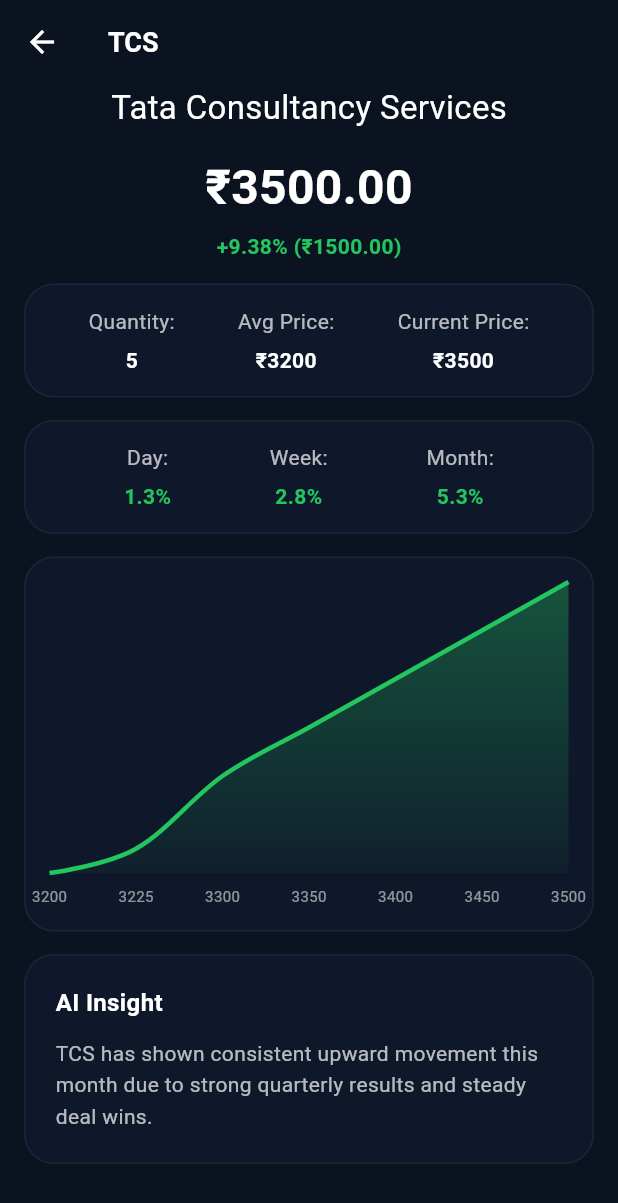
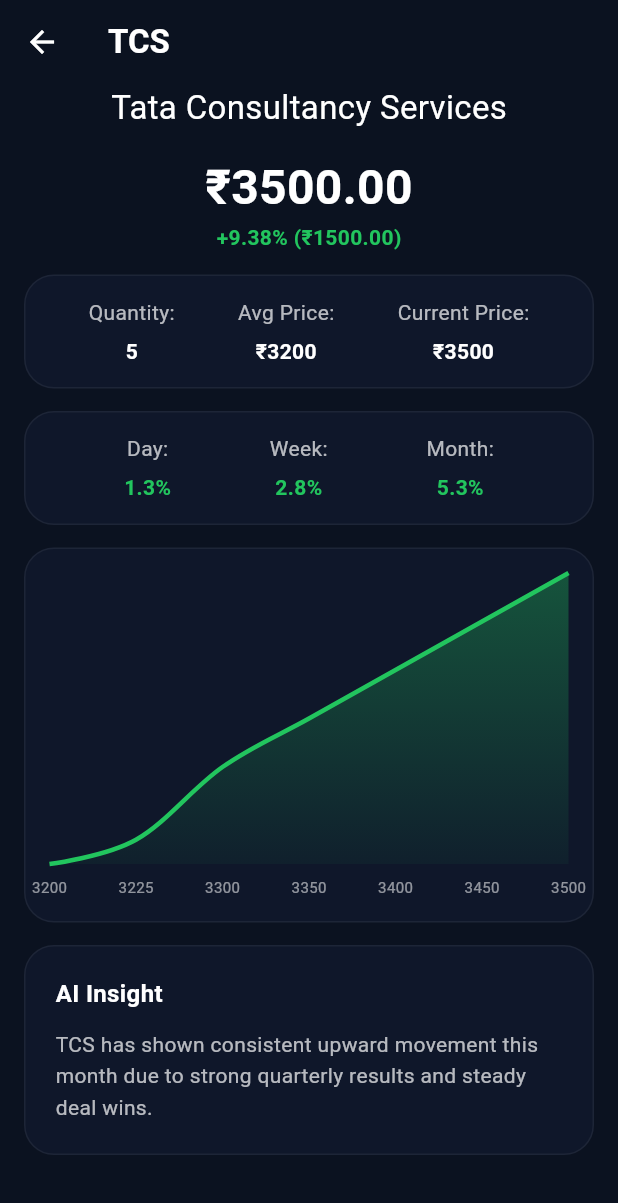
Before and after one commit to Pranjalbharat/diversifi_assigment, a Flutter app: the screen it shows after launch, after a tap on "TCS", on a phone screen of 412 x 824 dp. Shown: the top 1203 px of the screen. Run offline on Flutter 3.47's test engine with Material 3 defaults, Android fonts, the phone set to English and light mode, and no system bars; drawn by our look-alikes of fl_chart; our stand-ins replace shimmer.

Commit message:
Refactor the code and added shimmers

```diff
--- a/lib/dummy.dart
+++ /dev/null
@@ -1,10 +0,0 @@
-import 'package:flutter/material.dart';
-
-class DummyScreen extends StatelessWidget {
-  const DummyScreen({super.key});
-
-  @override
-  Widget build(BuildContext context) {
-    return Container();
-  }
-}
--- a/lib/main.dart
+++ b/lib/main.dart
@@ -16,6 +16,7 @@
       create: (_) => PortfolioProvider(),
       child: MaterialApp(
         debugShowCheckedModeBanner: false,
+
         home: PortfolioScreen(),
       ),
     );
--- a/lib/provider/portfolio_provider.dart
+++ b/lib/provider/portfolio_provider.dart
@@ -5,12 +5,30 @@
 class PortfolioProvider extends ChangeNotifier {
   final List<Stock> _stocks = mockStocks;
   Stock? _selectedStock;
+  bool _isLoading = true;
 
   List<Stock> get stocks => _stocks;
   Stock? get selectedStock => _selectedStock;
+  bool get isLoading => _isLoading;
 
-  void selectStock(Stock stock) {
+  PortfolioProvider() {
+    _loadInitialData();
+  }
+
+  //Dealy for shimmer
+  Future<void> _loadInitialData() async {
+    await Future.delayed(const Duration(seconds: 2));
+    _isLoading = false;
+    notifyListeners();
+  }
+
+  void selectStock(Stock stock) async {
+    _isLoading = true;
+    notifyListeners();
+
+    await Future.delayed(const Duration(seconds: 1));
     _selectedStock = stock;
+    _isLoading = false;
     notifyListeners();
   }
 
--- a/lib/screens/portfolio_screen.dart
+++ b/lib/screens/portfolio_screen.dart
@@ -1,7 +1,7 @@
-import 'package:diversifi_assigment/dummy.dart';
-import 'package:diversifi_assigment/screens/stock_detail.dart';
+import 'package:diversifi_assigment/shimmers/portfolio_screen_shimmer.dart';
 import 'package:flutter/material.dart';
 import 'package:provider/provider.dart';
+import 'package:diversifi_assigment/screens/stock_detail.dart';
 import 'package:diversifi_assigment/provider/portfolio_provider.dart';
 import 'package:diversifi_assigment/widgets/stock_card.dart';
 
@@ -10,18 +10,17 @@
   @override
   Widget build(BuildContext context) {
     final portfolio = context.watch<PortfolioProvider>();
+    if (portfolio.isLoading) {
+      return const PortfolioScreenShimmer();
+    }
     return Scaffold(
       backgroundColor: const Color(0xFF0B1220),
       appBar: AppBar(
         backgroundColor: Colors.transparent,
-        elevation: 0,
         title: const Text(
           "Diversifi",
-          style: TextStyle(
-            fontWeight: FontWeight.w600,
-            letterSpacing: 0.4,
-            color: Colors.white,
-          ),
+          textAlign: TextAlign.center,
+          style: TextStyle(fontWeight: FontWeight.w600, color: Colors.white),
         ),
       ),
 
@@ -40,11 +39,15 @@
                   final stock = portfolio.stocks[index];
 
                   return InkWell(
-                    onTap: () {
+                    onTap: () async {
                       context.read<PortfolioProvider>().selectStock(stock);
-                      Navigator.push(
-                        context,
-                        MaterialPageRoute(builder: (_) => StockDetailScreen()),
+                      Navigator.of(context).push(
+                        PageRouteBuilder(
+                          pageBuilder: (_, __, ___) =>
+                              const StockDetailScreen(),
+                          transitionDuration: Duration.zero,
+                          reverseTransitionDuration: Duration.zero,
+                        ),
                       );
                     },
                     child: StockCard(index: index),
--- a/lib/screens/stock_detail.dart
+++ b/lib/screens/stock_detail.dart
@@ -1,9 +1,10 @@
+import 'package:diversifi_assigment/shimmers/stock_detail_screen_shimmer.dart';
+import 'package:flutter/material.dart';
+import 'package:provider/provider.dart';
 import 'package:diversifi_assigment/data/model.dart';
 import 'package:diversifi_assigment/widgets/ai_insight_card.dart';
 import 'package:diversifi_assigment/widgets/info_card.dart';
 import 'package:diversifi_assigment/widgets/price_chart_card.dart';
-import 'package:flutter/material.dart';
-import 'package:provider/provider.dart';
 import 'package:diversifi_assigment/provider/portfolio_provider.dart';
 
 class StockDetailScreen extends StatelessWidget {
@@ -11,11 +12,12 @@
 
   @override
   Widget build(BuildContext context) {
-    final stock = context.watch<PortfolioProvider>().selectedStock;
-    if (stock == null) {
-      return const Scaffold(body: Center(child: Text("No stock selected")));
+    final provider = context.watch<PortfolioProvider>();
+
+    if (provider.isLoading) {
+      return const StockDetailScreenShimmer();
     }
-
+    final stock = provider.selectedStock!;
     return Scaffold(
       backgroundColor: const Color(0xFF0B1220),
       appBar: AppBar(
@@ -31,7 +33,7 @@
           style: const TextStyle(
             color: Colors.white,
             fontWeight: FontWeight.bold,
-            fontSize: 18,
+            fontSize: 22,
           ),
         ),
       ),
@@ -45,48 +47,15 @@
             _pnlSection(stock),
             const SizedBox(height: 15),
 
-            InfoSummaryCard(
-              items: [
-                InfoItem(
-                  label: "Quantity:",
-                  value: stock.qty.toString(),
-                  valueColor: Colors.white,
-                ),
-                InfoItem(
-                  label: "Avg Price:",
-                  value: "₹${stock.avgPrice.toStringAsFixed(0)}",
-                  valueColor: Colors.white,
-                ),
-                InfoItem(
-                  label: "Current Price:",
-                  value: "₹${stock.currentPrice.toStringAsFixed(0)}",
-                  valueColor: Colors.white,
-                ),
-              ],
-            ),
+            _priceCard(stock),
             const SizedBox(height: 15),
 
-            InfoSummaryCard(
-              items: [
-                InfoItem(
-                  label: "Day:",
-                  value: "${stock.changes['day']!.toStringAsFixed(1)}%",
-                ),
-                InfoItem(
-                  label: "Week:",
-                  value: "${stock.changes['week']!.toStringAsFixed(1)}%",
-                ),
-                InfoItem(
-                  label: "Month:",
-                  value: "${stock.changes['month']!.toStringAsFixed(1)}%",
-                ),
-              ],
-            ),
+            _changeValueCard(stock),
+            const SizedBox(height: 15),
 
+            PriceChartCard(stock: stock),
             const SizedBox(height: 15),
-            PriceChartCard(stock: stock),
 
-            const SizedBox(height: 15),
             AiInsightCard(insight: stock.insight),
           ],
         ),
@@ -119,7 +88,6 @@
             color: Colors.white,
           ),
         ),
-        const SizedBox(height: 6),
         Text(
           "${isPositive ? '+' : ''}${pnlPercent.toStringAsFixed(2)}% "
           "(₹${pnlValue.toStringAsFixed(2)})",
@@ -134,4 +102,45 @@
       ],
     );
   }
+
+  Widget _priceCard(Stock stock) {
+    return InfoSummaryCard(
+      items: [
+        InfoItem(
+          label: "Quantity:",
+          value: stock.qty.toString(),
+          valueColor: Colors.white,
+        ),
+        InfoItem(
+          label: "Avg Price:",
+          value: "₹${stock.avgPrice.toStringAsFixed(0)}",
+          valueColor: Colors.white,
+        ),
+        InfoItem(
+          label: "Current Price:",
+          value: "₹${stock.currentPrice.toStringAsFixed(0)}",
+          valueColor: Colors.white,
+        ),
+      ],
+    );
+  }
+
+  Widget _changeValueCard(Stock stock) {
+    return InfoSummaryCard(
+      items: [
+        InfoItem(
+          label: "Day:",
+          value: "${stock.changes['day']!.toStringAsFixed(1)}%",
+        ),
+        InfoItem(
+          label: "Week:",
+          value: "${stock.changes['week']!.toStringAsFixed(1)}%",
+        ),
+        InfoItem(
+          label: "Month:",
+          value: "${stock.changes['month']!.toStringAsFixed(1)}%",
+        ),
+      ],
+    );
+  }
 }
--- /dev/null
+++ b/lib/shimmers/portfolio_screen_shimmer.dart
@@ -0,0 +1,71 @@
+import 'package:flutter/material.dart';
+import 'package:shimmer/shimmer.dart';
+
+class PortfolioScreenShimmer extends StatelessWidget {
+  const PortfolioScreenShimmer({super.key});
+
+  @override
+  Widget build(BuildContext context) {
+    return Scaffold(
+      backgroundColor: const Color(0xFF0B1220),
+      appBar: AppBar(
+        backgroundColor: Colors.transparent,
+        elevation: 0,
+        title: const Text(
+          "Diversifi",
+          style: TextStyle(
+            fontWeight: FontWeight.w600,
+            letterSpacing: 0.4,
+            color: Colors.white,
+          ),
+        ),
+      ),
+      body: Padding(
+        padding: const EdgeInsets.all(16),
+        child: Column(
+          crossAxisAlignment: CrossAxisAlignment.start,
+          children: [
+            _shimmerTotalValueCard(),
+            const SizedBox(height: 20),
+            Expanded(
+              child: ListView.separated(
+                itemCount: 4,
+                separatorBuilder: (_, __) => const SizedBox(height: 12),
+                itemBuilder: (_, __) => _shimmerStockCard(),
+              ),
+            ),
+          ],
+        ),
+      ),
+    );
+  }
+
+  Widget _shimmerTotalValueCard() {
+    return Shimmer.fromColors(
+      baseColor: const Color(0xFF151C2F),
+      highlightColor: const Color(0xFF1F2937),
+      child: Container(
+        height: 90,
+        width: double.infinity,
+        decoration: BoxDecoration(
+          color: Colors.white,
+          borderRadius: BorderRadius.circular(20),
+        ),
+      ),
+    );
+  }
+
+  Widget _shimmerStockCard() {
+    return Shimmer.fromColors(
+      baseColor: const Color(0xFF151C2F),
+      highlightColor: const Color(0xFF1F2937),
+      child: Container(
+        height: 80,
+        decoration: BoxDecoration(
+          color: Colors.white,
+          borderRadius: BorderRadius.circular(14),
+        ),
+      ),
+    );
+  }
+}
--- /dev/null
+++ b/lib/shimmers/stock_detail_screen_shimmer.dart
@@ -0,0 +1,61 @@
+import 'package:flutter/material.dart';
+import 'package:shimmer/shimmer.dart';
+
+class StockDetailScreenShimmer extends StatelessWidget {
+  const StockDetailScreenShimmer({super.key});
+
+  @override
+  Widget build(BuildContext context) {
+    return Scaffold(
+      backgroundColor: const Color(0xFF0B1220),
+      appBar: AppBar(backgroundColor: Colors.transparent, elevation: 0),
+      body: SingleChildScrollView(
+        padding: const EdgeInsets.fromLTRB(16, 0, 16, 0),
+        child: Column(
+          children: [
+            const SizedBox(height: 8),
+            _shimmerBox(height: 26),
+            const SizedBox(height: 15),
+
+            _shimmerBox(height: 42),
+            const SizedBox(height: 10),
+            _shimmerBox(height: 16, widthFactor: 0.6),
+            const SizedBox(height: 15),
+
+            _shimmerBox(height: 80),
+            const SizedBox(height: 15),
+
+            _shimmerBox(height: 80),
+            const SizedBox(height: 15),
+
+            _shimmerBox(height: 220, radius: 20),
+            const SizedBox(height: 15),
+
+            _shimmerBox(height: 100),
+          ],
+        ),
+      ),
+    );
+  }
+
+  Widget _shimmerBox({
+    required double height,
+    double radius = 14,
+    double widthFactor = 1,
+  }) {
+    return Shimmer.fromColors(
+      baseColor: const Color(0xFF151C2F),
+      highlightColor: const Color(0xFF1F2937),
+      child: FractionallySizedBox(
+        widthFactor: widthFactor,
+        child: Container(
+          height: height,
+          decoration: BoxDecoration(
+            color: Colors.white,
+            borderRadius: BorderRadius.circular(radius),
+          ),
+        ),
+      ),
+    );
+  }
+}
--- a/pubspec.yaml
+++ b/pubspec.yaml
@@ -36,6 +36,7 @@
   cupertino_icons: ^1.0.8
   provider: ^6.1.5+1
   fl_chart: ^1.1.1
+  shimmer: ^3.0.0
 
 dev_dependencies:
   flutter_test:
```
Also changed, not shown: lib/data/model.dart (+0 -7 lines), pubspec.lock.
